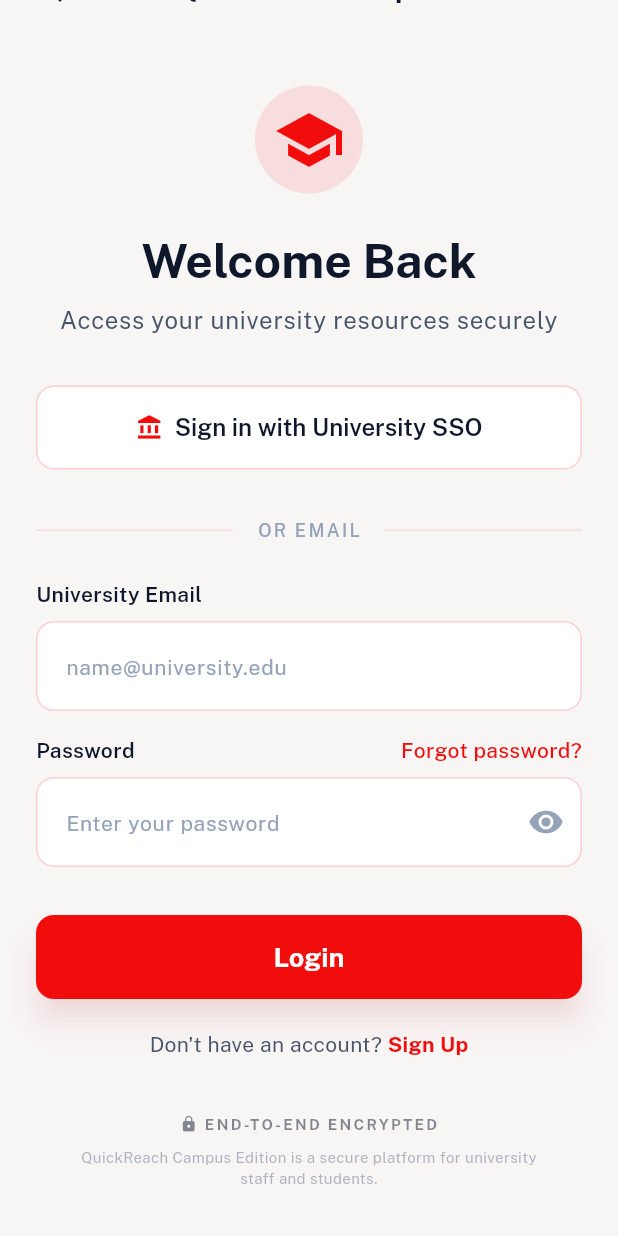
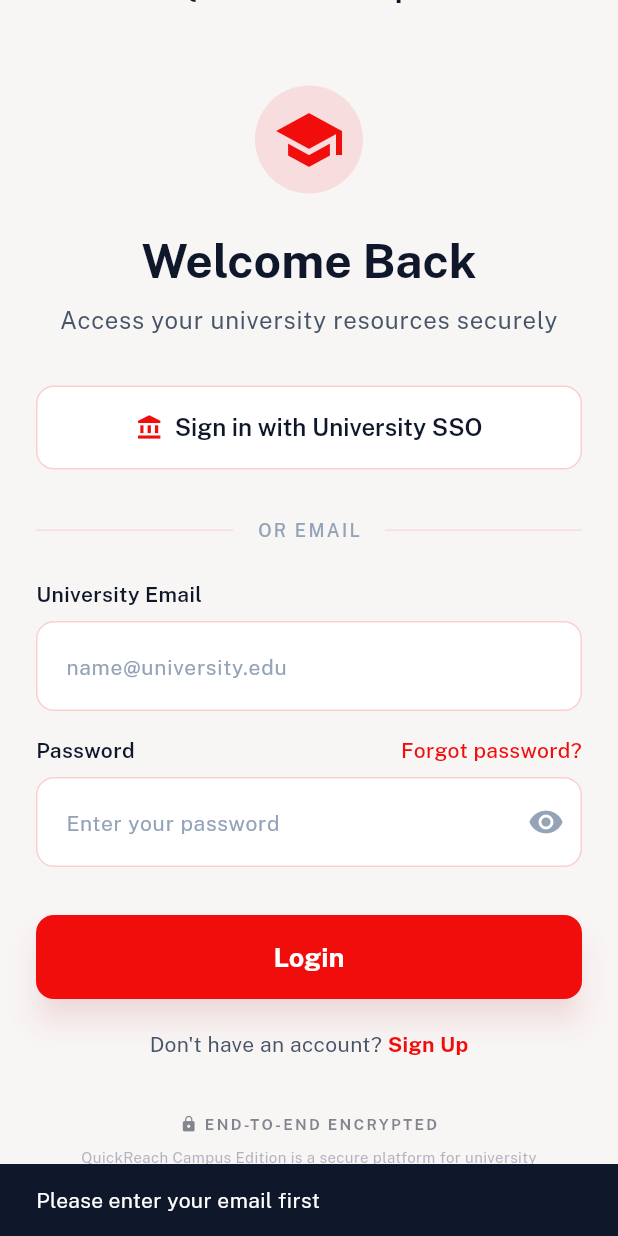
Before and after one commit to Shriya-25/Quickreach, a Flutter app: the screen it shows after launch, scrolled down 47 dp, after a tap on "Forgot password?", on a phone screen of 412 x 824 dp. Run offline on Flutter 3.47's test engine with Material 3 defaults, Android fonts, the phone set to English and light mode, and no system bars; our stand-ins replace firebase_auth, firebase_core, go_router, google_fonts; accounts and stored records are empty; generated files the repository leaves out were written again.

Commit message:
refactor: update auth screens and main entry point

```diff
--- a/lib/features/auth/screens/login_screen.dart
+++ b/lib/features/auth/screens/login_screen.dart
@@ -1,6 +1,7 @@
 import 'package:flutter/material.dart';
 import 'package:go_router/go_router.dart';
 import '../../../core/theme/app_colors.dart';
+import '../../../core/services/auth_service.dart';
 
 class LoginScreen extends StatefulWidget {
   const LoginScreen({super.key});
@@ -13,6 +14,7 @@ class _LoginScreenState extends State<LoginScreen> {
   final _formKey = GlobalKey<FormState>();
   final _emailController = TextEditingController();
   final _passwordController = TextEditingController();
+  final _authService = AuthService();
   bool _obscurePassword = true;
   bool _isLoading = false;
 
@@ -28,12 +30,56 @@ class _LoginScreenState extends State<LoginScreen> {
 
     setState(() => _isLoading = true);
 
-    // TODO: Implement Firebase Auth login
-    await Future.delayed(const Duration(seconds: 1));
+    try {
+      await _authService.signIn(
+        email: _emailController.text.trim(),
+        password: _passwordController.text,
+      );
 
-    if (mounted) {
-      setState(() => _isLoading = false);
-      context.go('/home');
+      if (mounted) {
+        context.go('/home');
+      }
+    } catch (e) {
+      if (mounted) {
+        ScaffoldMessenger.of(context).showSnackBar(
+          SnackBar(
+            content: Text(e.toString()),
+            backgroundColor: AppColors.error,
+          ),
+        );
+      }
+    } finally {
+      if (mounted) {
+        setState(() => _isLoading = false);
+      }
+    }
+  }
+
+  Future<void> _handleForgotPassword() async {
+    final email = _emailController.text.trim();
+    if (email.isEmpty || !email.contains('@')) {
+      ScaffoldMessenger.of(context).showSnackBar(
+        const SnackBar(content: Text('Please enter your email first')),
+      );
+      return;
+    }
+
+    try {
+      await _authService.resetPassword(email);
+      if (mounted) {
+        ScaffoldMessenger.of(context).showSnackBar(
+          const SnackBar(
+            content: Text('Password reset email sent. Check your inbox.'),
+            backgroundColor: AppColors.success,
+          ),
+        );
+      }
+    } catch (e) {
+      if (mounted) {
+        ScaffoldMessenger.of(context).showSnackBar(
+          SnackBar(content: Text(e.toString())),
+        );
+      }
     }
   }
 
@@ -53,14 +99,7 @@ class _LoginScreenState extends State<LoginScreen> {
                   padding: const EdgeInsets.fromLTRB(16, 16, 16, 8),
                   child: Row(
                     children: [
-                      const SizedBox(
-                        width: 48,
-                        height: 48,
-                        child: Icon(
-                          Icons.arrow_back,
-                          color: AppColors.textPrimary,
-                        ),
-                      ),
+                      const SizedBox(width: 48, height: 48),
                       Expanded(
                         child: Padding(
                           padding: const EdgeInsets.only(right: 48),
@@ -80,11 +119,10 @@ class _LoginScreenState extends State<LoginScreen> {
                   padding: const EdgeInsets.fromLTRB(24, 32, 24, 16),
                   child: Column(
                     children: [
-                      // Icon
                       Container(
                         width: 72,
                         height: 72,
-                        decoration: BoxDecoration(
+                        decoration: const BoxDecoration(
                           color: AppColors.primaryWithOpacity10,
                           shape: BoxShape.circle,
                         ),
@@ -95,7 +133,6 @@ class _LoginScreenState extends State<LoginScreen> {
                         ),
                       ),
                       const SizedBox(height: 24),
-                      // Title
                       Text(
                         'Welcome Back',
                         style: Theme.of(context).textTheme.headlineLarge,
@@ -118,10 +155,7 @@ class _LoginScreenState extends State<LoginScreen> {
                     onPressed: () {
                       // TODO: Implement SSO
                     },
-                    icon: const Icon(
-                      Icons.account_balance,
-                      color: AppColors.primary,
-                    ),
+                    icon: const Icon(Icons.account_balance, color: AppColors.primary),
                     label: const Text('Sign in with University SSO'),
                     style: OutlinedButton.styleFrom(
                       foregroundColor: AppColors.textPrimary,
@@ -140,14 +174,9 @@ class _LoginScreenState extends State<LoginScreen> {
                   padding: const EdgeInsets.symmetric(horizontal: 24, vertical: 16),
                   child: Row(
                     children: [
-                      Expanded(
-                        child: Container(
-                          height: 1,
-                          color: AppColors.primaryWithOpacity10,
-                        ),
-                      ),
-                      Padding(
-                        padding: const EdgeInsets.symmetric(horizontal: 16),
+                      Expanded(child: Container(height: 1, color: AppColors.primaryWithOpacity10)),
+                      const Padding(
+                        padding: EdgeInsets.symmetric(horizontal: 16),
                         child: Text(
                           'OR EMAIL',
                           style: TextStyle(
@@ -158,12 +187,7 @@ class _LoginScreenState extends State<LoginScreen> {
                           ),
                         ),
                       ),
-                      Expanded(
-                        child: Container(
-                          height: 1,
-                          color: AppColors.primaryWithOpacity10,
-                        ),
-                      ),
+                      Expanded(child: Container(height: 1, color: AppColors.primaryWithOpacity10)),
                     ],
                   ),
                 ),
@@ -174,13 +198,9 @@ class _LoginScreenState extends State<LoginScreen> {
                   child: Column(
                     crossAxisAlignment: CrossAxisAlignment.start,
                     children: [
-                      Text(
+                      const Text(
                         'University Email',
-                        style: TextStyle(
-                          fontSize: 14,
-                          fontWeight: FontWeight.w600,
-                          color: AppColors.textPrimary,
-                        ),
+                        style: TextStyle(fontSize: 14, fontWeight: FontWeight.w600, color: AppColors.textPrimary),
                       ),
                       const SizedBox(height: 8),
                       TextFormField(
@@ -205,12 +225,8 @@ class _LoginScreenState extends State<LoginScreen> {
                           contentPadding: const EdgeInsets.symmetric(horizontal: 16, vertical: 18),
                         ),
                         validator: (value) {
-                          if (value == null || value.isEmpty) {
-                            return 'Please enter your email';
-                          }
-                          if (!value.contains('@')) {
-                            return 'Please enter a valid email';
-                          }
+                          if (value == null || value.isEmpty) return 'Please enter your email';
+                          if (!value.contains('@')) return 'Please enter a valid email';
                           return null;
                         },
                       ),
@@ -227,25 +243,15 @@ class _LoginScreenState extends State<LoginScreen> {
                       Row(
                         mainAxisAlignment: MainAxisAlignment.spaceBetween,
                         children: [
-                          Text(
+                          const Text(
                             'Password',
-                            style: TextStyle(
-                              fontSize: 14,
-                              fontWeight: FontWeight.w600,
-                              color: AppColors.textPrimary,
-                            ),
+                            style: TextStyle(fontSize: 14, fontWeight: FontWeight.w600, color: AppColors.textPrimary),
                           ),
                           GestureDetector(
-                            onTap: () {
-                              // TODO: Forgot password
-                            },
-                            child: Text(
+                            onTap: _handleForgotPassword,
+                            child: const Text(
                               'Forgot password?',
-                              style: TextStyle(
-                                fontSize: 14,
-                                fontWeight: FontWeight.w500,
-                                color: AppColors.primary,
-                              ),
+                              style: TextStyle(fontSize: 14, fontWeight: FontWeight.w500, color: AppColors.primary),
                             ),
                           ),
                         ],
@@ -276,18 +282,12 @@ class _LoginScreenState extends State<LoginScreen> {
                               _obscurePassword ? Icons.visibility : Icons.visibility_off,
                               color: AppColors.textHint,
                             ),
-                            onPressed: () {
-                              setState(() => _obscurePassword = !_obscurePassword);
-                            },
+                            onPressed: () => setState(() => _obscurePassword = !_obscurePassword),
                           ),
                         ),
                         validator: (value) {
-                          if (value == null || value.isEmpty) {
-                            return 'Please enter your password';
-                          }
-                          if (value.length < 6) {
-                            return 'Password must be at least 6 characters';
-                          }
+                          if (value == null || value.isEmpty) return 'Please enter your password';
+                          if (value.length < 6) return 'Password must be at least 6 characters';
                           return null;
                         },
                       ),
@@ -307,26 +307,14 @@ class _LoginScreenState extends State<LoginScreen> {
                         foregroundColor: Colors.white,
                         elevation: 8,
                         shadowColor: AppColors.primaryWithOpacity20,
-                        shape: RoundedRectangleBorder(
-                          borderRadius: BorderRadius.circular(12),
-                        ),
+                        shape: RoundedRectangleBorder(borderRadius: BorderRadius.circular(12)),
                       ),
                       child: _isLoading
                           ? const SizedBox(
-                              height: 20,
-                              width: 20,
-                              child: CircularProgressIndicator(
-                                strokeWidth: 2,
-                                color: Colors.white,
-                              ),
+                              height: 20, width: 20,
+                              child: CircularProgressIndicator(strokeWidth: 2, color: Colors.white),
                             )
-                          : const Text(
-                              'Login',
-                              style: TextStyle(
-                                fontSize: 18,
-                                fontWeight: FontWeight.bold,
-                              ),
-                            ),
+                          : const Text('Login', style: TextStyle(fontSize: 18, fontWeight: FontWeight.bold)),
                     ),
                   ),
                 ),
@@ -337,23 +325,10 @@ class _LoginScreenState extends State<LoginScreen> {
                   child: Row(
                     mainAxisAlignment: MainAxisAlignment.center,
                     children: [
-                      Text(
-                        "Don't have an account? ",
-                        style: TextStyle(
-                          fontSize: 14,
-                          color: AppColors.textSecondary,
-                        ),
-                      ),
+                      const Text("Don't have an account? ", style: TextStyle(fontSize: 14, color: AppColors.textSecondary)),
                       GestureDetector(
                         onTap: () => context.go('/signup'),
-                        child: Text(
-                          'Sign Up',
-                          style: TextStyle(
-                            fontSize: 14,
-                            fontWeight: FontWeight.bold,
-                            color: AppColors.primary,
-                          ),
-                        ),
+                        child: const Text('Sign Up', style: TextStyle(fontSize: 14, fontWeight: FontWeight.bold, color: AppColors.primary)),
                       ),
                     ],
                   ),
@@ -366,32 +341,24 @@ class _LoginScreenState extends State<LoginScreen> {
                     opacity: 0.5,
                     child: Column(
                       children: [
-                        Row(
+                        const Row(
                           mainAxisAlignment: MainAxisAlignment.center,
                           children: [
                             Icon(Icons.lock, size: 12, color: AppColors.textPrimary),
-                            const SizedBox(width: 4),
+                            SizedBox(width: 4),
                             Text(
                               'END-TO-END ENCRYPTED',
-                              style: TextStyle(
-                                fontSize: 10,
-                                fontWeight: FontWeight.bold,
-                                letterSpacing: 1.5,
-                                color: AppColors.textPrimary,
-                              ),
+                              style: TextStyle(fontSize: 10, fontWeight: FontWeight.bold, letterSpacing: 1.5, color: AppColors.textPrimary),
                             ),
                           ],
                         ),
                         const SizedBox(height: 8),
-                        Padding(
-                          padding: const EdgeInsets.symmetric(horizontal: 48),
+                        const Padding(
+                          padding: EdgeInsets.symmetric(horizontal: 48),
                           child: Text(
                             'QuickReach Campus Edition is a secure platform for university staff and students.',
                             textAlign: TextAlign.center,
-                            style: TextStyle(
-                              fontSize: 10,
-                              color: AppColors.textMuted,
-                            ),
+                            style: TextStyle(fontSize: 10, color: AppColors.textMuted),
                           ),
                         ),
                       ],
--- a/lib/features/auth/screens/splash_screen.dart
+++ b/lib/features/auth/screens/splash_screen.dart
@@ -1,4 +1,5 @@
 import 'package:flutter/material.dart';
+import 'package:firebase_auth/firebase_auth.dart';
 import 'package:go_router/go_router.dart';
 import '../../../core/theme/app_colors.dart';
 import '../../../core/constants/app_constants.dart';
@@ -34,13 +35,21 @@ class _SplashScreenState extends State<SplashScreen>
 
     _controller.forward();
 
-    // Navigate after delay
-    Future.delayed(const Duration(seconds: 3), () {
+    // Check auth state after animation
+    Future.delayed(const Duration(seconds: 2), () {
       if (mounted) {
-        // TODO: Check auth state and navigate accordingly
-        context.go('/login');
+        _checkAuthState();
       }
     });
+  }
+
+  void _checkAuthState() {
+    final user = FirebaseAuth.instance.currentUser;
+    if (user != null) {
+      context.go('/home');
+    } else {
+      context.go('/login');
+    }
   }
 
   @override
--- a/lib/main.dart
+++ b/lib/main.dart
@@ -1,10 +1,17 @@
 import 'package:flutter/material.dart';
 import 'package:flutter/services.dart';
+import 'package:firebase_core/firebase_core.dart';
+import 'firebase_options.dart';
 import 'core/theme/app_theme.dart';
 import 'router/app_router.dart';
 
-void main() {
+void main() async {
   WidgetsFlutterBinding.ensureInitialized();
+
+  // Initialize Firebase
+  await Firebase.initializeApp(
+    options: DefaultFirebaseOptions.currentPlatform,
+  );
 
   // Set status bar style
   SystemChrome.setSystemUIOverlayStyle(
```
Also changed, not shown: lib/features/auth/screens/signup_screen.dart (+62 -105 lines).
